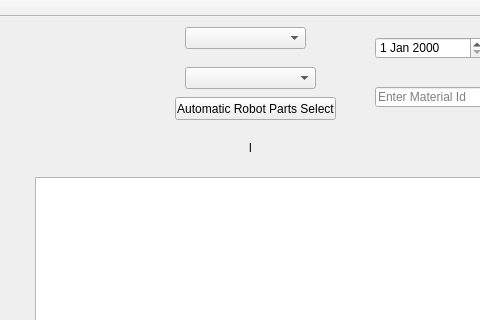
This is autopurchase.ui in TwIntern24/autoPurchase as Qt 5 draws it before an edit; both pictures show x 185 to 665 and y 0 to 320 of the 1153 by 805 pixel window. The edited form follows.
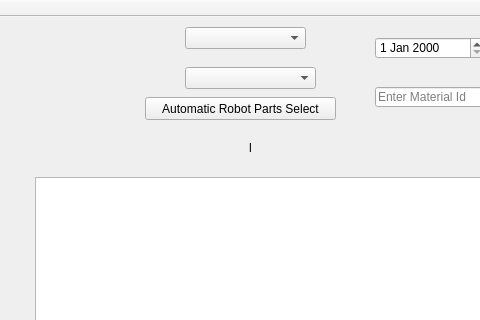
This is the edited form.

Patch:
```diff
--- a/autopurchase.ui
+++ b/autopurchase.ui
@@ -99,9 +99,9 @@
    <widget class="QPushButton" name="btnLoadJob">
     <property name="geometry">
      <rect>
-      <x>360</x>
+      <x>330</x>
       <y>80</y>
-      <width>161</width>
+      <width>191</width>
       <height>23</height>
      </rect>
     </property>
```
